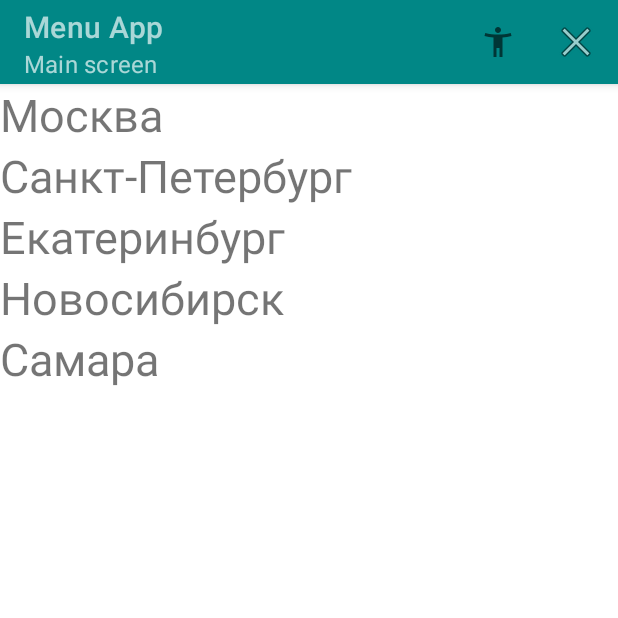
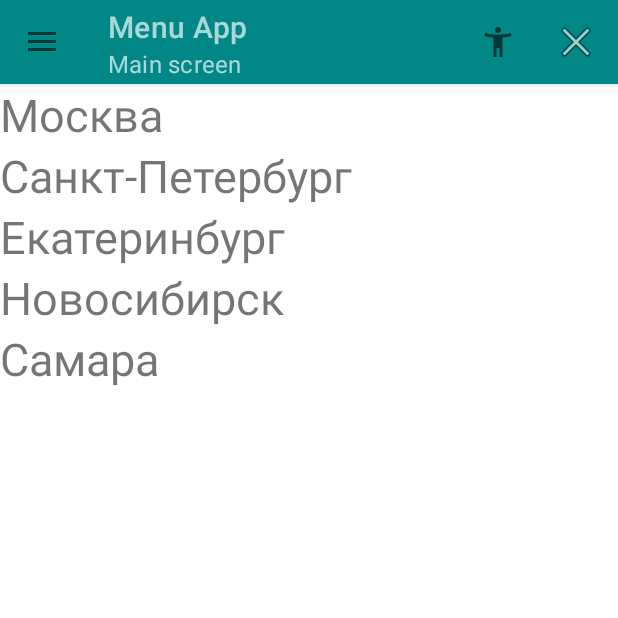
Before and after one commit to mentatusn/base_1728_lesson_4, an Android app: the MyFragmentsActivity screen opened directly, with no data from a screen before it, on a phone screen of 412 x 824 dp, the top half of it. Run offline under Robolectric (Android 15) with nearby library versions, the phone set to English and light mode, and no system bars; Roboto replaces fonts that are not available here.

Commit message:
урок 8 добавили drawer(факультативно)

```diff
--- a/app/src/main/java/com/gb/base_1728_lesson_6/MyFragmentsActivity.java
+++ b/app/src/main/java/com/gb/base_1728_lesson_6/MyFragmentsActivity.java
@@ -5,18 +5,21 @@ import android.view.Menu;
 import android.view.MenuItem;
 
 import androidx.annotation.NonNull;
+import androidx.appcompat.app.ActionBarDrawerToggle;
 import androidx.appcompat.app.AppCompatActivity;
 import androidx.appcompat.widget.Toolbar;
+import androidx.drawerlayout.widget.DrawerLayout;
 import androidx.fragment.app.Fragment;
 
 import com.gb.base_1728_lesson_4.R;
+import com.google.android.material.navigation.NavigationView;
 
 public class MyFragmentsActivity extends AppCompatActivity {
 
     @Override
     protected void onCreate(Bundle savedInstanceState) {
         super.onCreate(savedInstanceState);
-        setContentView(R.layout.activity_my_fragments);
+        setContentView(R.layout.bonus_activity_my_fragments);
 
         if (savedInstanceState == null) {
             CitiesFragment citiesFragment = CitiesFragment.newInstance();
@@ -25,6 +28,31 @@ public class MyFragmentsActivity extends AppCompatActivity {
 
         Toolbar toolbar = findViewById(R.id.toolbar);
         setSupportActionBar(toolbar);
+
+        DrawerLayout drawerLayout = findViewById(R.id.drawerLayout);
+        ActionBarDrawerToggle toggle = new ActionBarDrawerToggle(this,drawerLayout,toolbar,R.string.burger_open,R.string.burger_close);
+        drawerLayout.addDrawerListener(toggle);
+        toggle.syncState();
+
+        NavigationView navigationView = findViewById(R.id.navigationView);
+        navigationView.setNavigationItemSelectedListener(new NavigationView.OnNavigationItemSelectedListener() {
+            @Override
+            public boolean onNavigationItemSelected(@NonNull MenuItem item) {
+                switch (item.getItemId()){
+                    case (R.id.action_drawer_about):{
+                        getSupportFragmentManager().beginTransaction().replace(R.id.cities,new AboutFragment()).addToBackStack("").commit();
+                        drawerLayout.close();
+                        return true;
+                    }
+                    case (R.id.action_drawer_exit):{
+                        finish();
+                        return true;
+                    }
+                }
+                return false;
+            }
+        });
+
     }
 
     @Override
--- /dev/null
+++ b/app/src/main/res/layout/bonus_activity_my_fragments.xml
@@ -0,0 +1,48 @@
+<?xml version="1.0" encoding="utf-8"?>
+<androidx.drawerlayout.widget.DrawerLayout xmlns:android="http://schemas.android.com/apk/res/android"
+    xmlns:app="http://schemas.android.com/apk/res-auto"
+    xmlns:tools="http://schemas.android.com/tools"
+    android:id="@+id/drawerLayout"
+    android:layout_width="match_parent"
+    android:layout_height="match_parent"
+    tools:openDrawer="start">
+
+
+    <LinearLayout
+        android:layout_width="match_parent"
+        android:layout_height="match_parent"
+        android:orientation="vertical"
+        tools:context="com.gb.base_1728_lesson_6.MyFragmentsActivity">
+
+        <com.google.android.material.appbar.AppBarLayout
+            android:layout_width="match_parent"
+            android:layout_height="wrap_content">
+
+
+            <androidx.appcompat.widget.Toolbar
+                android:id="@+id/toolbar"
+                android:layout_width="match_parent"
+                android:layout_height="?actionBarSize"
+                android:background="@color/teal_700"
+                app:subtitle="Main screen"
+                app:subtitleTextColor="#AAFFFFFF"
+                app:title="Menu App"
+                app:titleTextColor="#AAFFFFFF" />
+        </com.google.android.material.appbar.AppBarLayout>
+
+        <FrameLayout
+            android:id="@+id/cities"
+
+            android:layout_width="match_parent"
+            android:layout_height="match_parent" />
+
+    </LinearLayout>
+
+    <com.google.android.material.navigation.NavigationView
+        android:id="@+id/navigationView"
+        android:layout_width="wrap_content"
+        android:layout_height="match_parent"
+        android:layout_gravity="start"
+        app:headerLayout="@layout/bonus_drawer_header"
+        app:menu="@menu/menu_drawer"/>
+</androidx.drawerlayout.widget.DrawerLayout>
--- /dev/null
+++ b/app/src/main/res/menu/menu_drawer.xml
@@ -0,0 +1,11 @@
+<?xml version="1.0" encoding="utf-8"?>
+<menu xmlns:android="http://schemas.android.com/apk/res/android">
+    <item
+        android:id="@+id/action_drawer_about"
+        android:icon="@android:drawable/ic_menu_preferences"
+        android:title="@string/about" />
+    <item
+        android:id="@+id/action_drawer_exit"
+        android:icon="@android:drawable/ic_menu_compass"
+        android:title="@string/exit" />
+</menu>
--- a/app/src/main/res/values/strings.xml
+++ b/app/src/main/res/values/strings.xml
@@ -1,5 +1,8 @@
 <resources xmlns:tools="http://schemas.android.com/tools">
     <string name="app_name">base_1728_lesson_4</string>
+
+    <string name="burger_open">burger open</string>
+    <string name="burger_close">burger close</string>
 
     <string name="language">English</string>
     <string name="density" tools:ignore="MissingTranslation">DPI</string>
@@ -22,5 +25,6 @@
     <string name="about_developers">about_developers</string>
     <string name="toast">toast</string>
     <string name="clear">clear</string>
+    <string name="drawer_header">drawer_header</string>
 
 </resources>
```
Also changed, not shown: app/src/main/res/layout/bonus_drawer_header.xml (added, +24 -0 lines).
